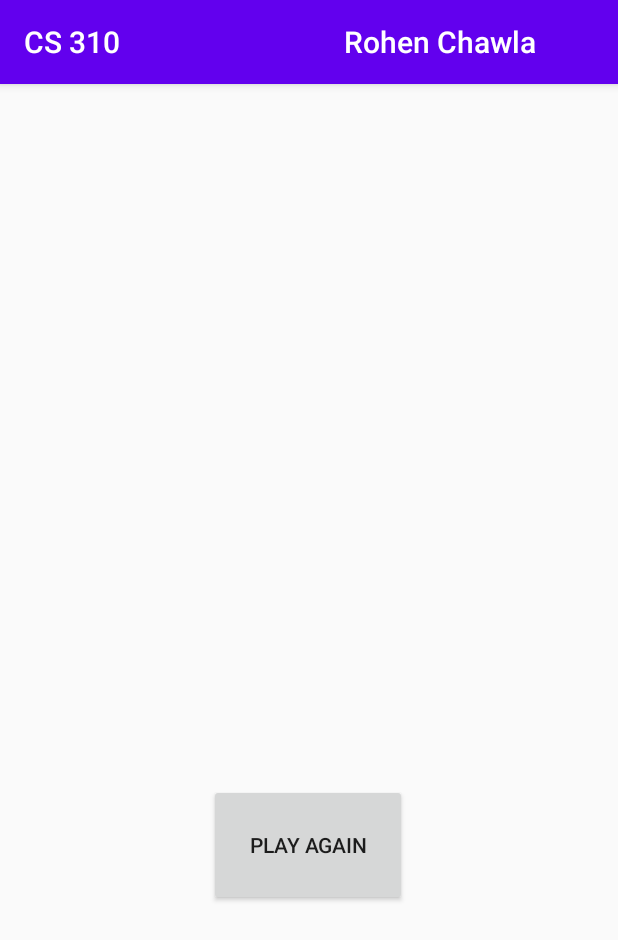
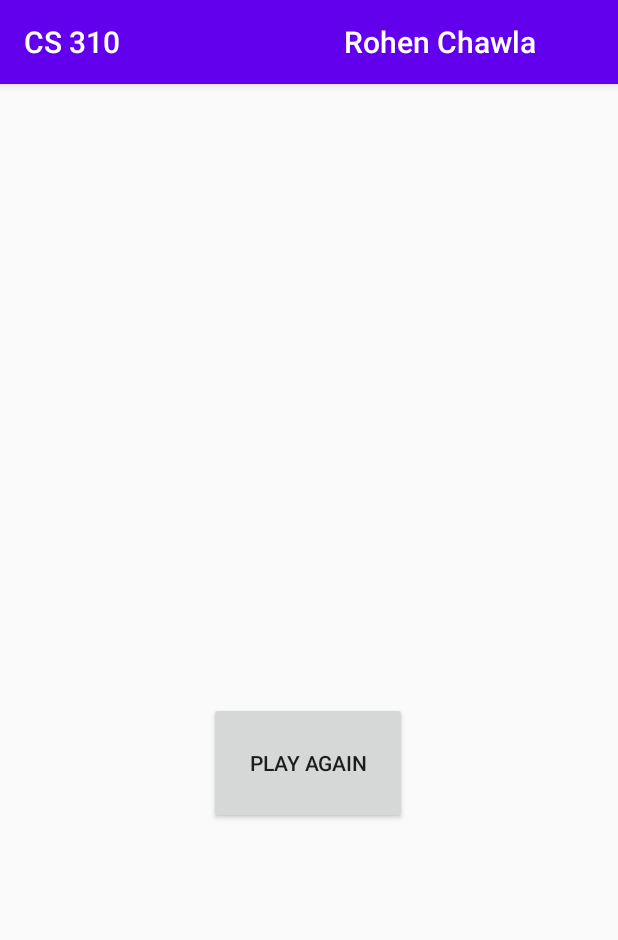
Before and after one commit to RohenC/ThisMySweeper, an Android app: the SecondPage screen opened directly, with no data from a screen before it, on a phone screen of 412 x 824 dp. Shown: the top 940 px of the screen. Run offline under Robolectric (Android 15) with nearby library versions, the phone set to English and light mode, and no system bars.

Commit message:
Fixing final bugs and full implementation complete

```diff
--- a/app/src/main/java/com/example/MySweeper/MainActivity.java
+++ b/app/src/main/java/com/example/MySweeper/MainActivity.java
@@ -75,7 +75,6 @@ public class MainActivity extends AppCompatActivity {
 
                 grid.addView(tv, lp);
 
-                //add to 2d array here instead
                 cell_tvs.add(tv);
                 cellNums.add(0); //start them all off at 0
             }
@@ -190,7 +189,7 @@ public class MainActivity extends AppCompatActivity {
                         //now reroute to end page if the user clicks another square (so make book variable)
                         running = false;
                         reroute = true;
-                        rerouteMsg1 = "You used _ seconds.";
+                        rerouteMsg1 = "You used " + String.valueOf(clock) + " seconds.";
                         rerouteMsg2 = "You Lost.";
                         rerouteMsg3 = "Nice try.";
                     }
@@ -201,6 +200,11 @@ public class MainActivity extends AppCompatActivity {
                         if (visited.size() == 76) {
                             running = false; //stop the timer
                             reroute = true;
+                            for (Integer i : bombSet)
+                            {
+                                //make all text to bombs
+                                cell_tvs.get(i).setText(getResources().getString(R.string.mine));
+                            }
                             rerouteMsg1 = "You used " + String.valueOf(clock) + " seconds.";
                             rerouteMsg2 = "You Won.";
                             rerouteMsg3 = "Good Job!";
--- a/app/src/main/res/layout/page_second.xml
+++ b/app/src/main/res/layout/page_second.xml
@@ -22,10 +22,9 @@
         app:layout_column="0"
         app:layout_constraintBottom_toBottomOf="parent"
         app:layout_constraintEnd_toEndOf="parent"
-        app:layout_constraintHorizontal_bias="0.507"
         app:layout_constraintStart_toStartOf="parent"
         app:layout_constraintTop_toTopOf="parent"
-        app:layout_constraintVertical_bias="0.185"
+        app:layout_constraintVertical_bias="0.225"
         app:layout_row="0" />
 
     <TextView
@@ -44,9 +43,10 @@
         app:layout_column="0"
         app:layout_constraintBottom_toBottomOf="parent"
         app:layout_constraintEnd_toEndOf="parent"
+        app:layout_constraintHorizontal_bias="0.527"
         app:layout_constraintStart_toStartOf="parent"
         app:layout_constraintTop_toTopOf="parent"
-        app:layout_constraintVertical_bias="0.321"
+        app:layout_constraintVertical_bias="0.312"
         app:layout_row="0" />
 
     <TextView
@@ -65,24 +65,24 @@
         app:layout_column="0"
         app:layout_constraintBottom_toBottomOf="parent"
         app:layout_constraintEnd_toEndOf="parent"
-        app:layout_constraintHorizontal_bias="0.496"
+        app:layout_constraintHorizontal_bias="0.493"
         app:layout_constraintStart_toStartOf="parent"
         app:layout_constraintTop_toTopOf="parent"
-        app:layout_constraintVertical_bias="0.473"
+        app:layout_constraintVertical_bias="0.413"
         app:layout_row="0" />
 
     <Button
         android:id="@+id/button"
         android:layout_width="132dp"
         android:layout_height="81dp"
+        android:clickable="true"
+        android:onClick="playAgain"
         android:text="Play Again"
-        android:onClick="playAgain"
-        android:clickable="true"
         app:layout_constraintBottom_toBottomOf="parent"
         app:layout_constraintEnd_toEndOf="parent"
         app:layout_constraintHorizontal_bias="0.498"
         app:layout_constraintStart_toStartOf="parent"
         app:layout_constraintTop_toTopOf="parent"
-        app:layout_constraintVertical_bias="0.68" />
+        app:layout_constraintVertical_bias="0.6" />
 
 </androidx.constraintlayout.widget.ConstraintLayout>
```
